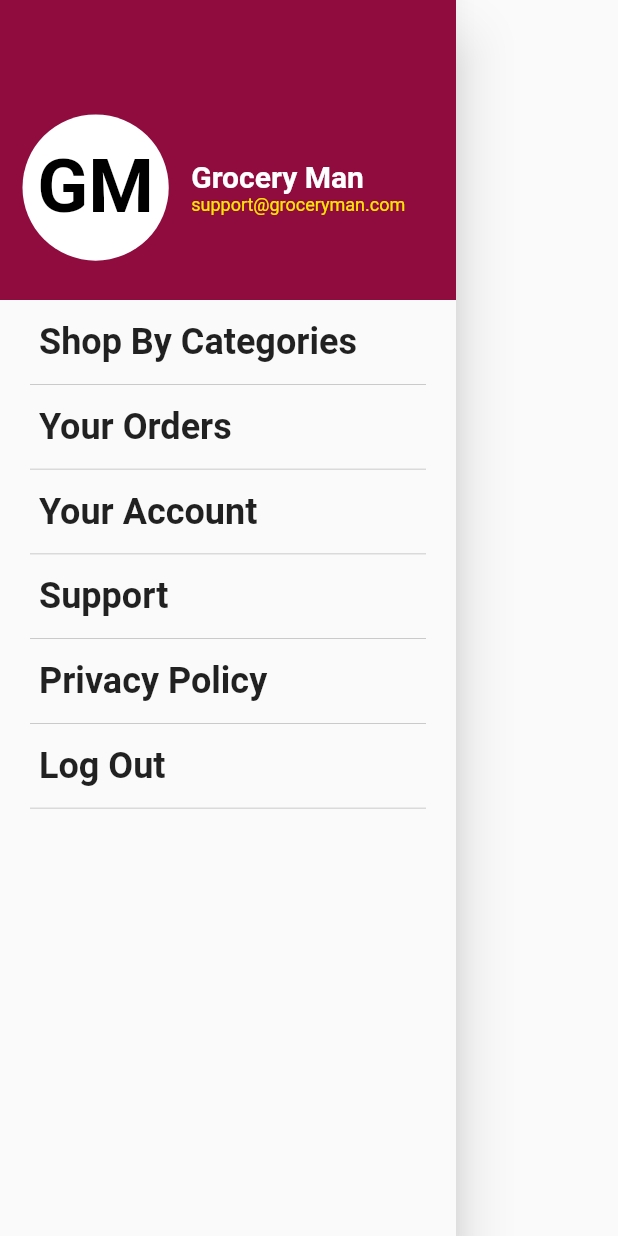
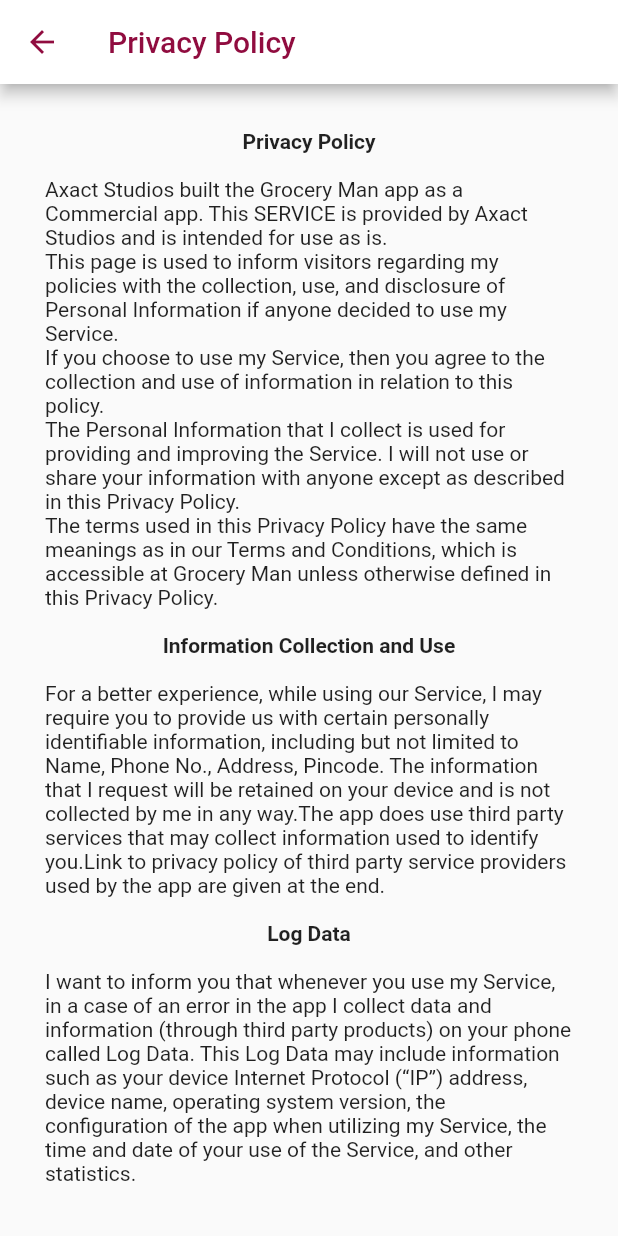
Before and after one commit to axactstudios/groceryman, a Flutter app: the NavDrawer widget shown alone on an empty page, opened directly, after a tap on "Privacy Policy", on a phone screen of 412 x 824 dp. Run offline on Flutter 3.47's test engine with Material 2 defaults, Android fonts, the phone set to English and light mode, and no system bars; our stand-ins replace firebase_auth, firebase_database, flutter_spinkit, fluttertoast, font_awesome_flutter, getflutter and 2 more; missing offline and left inert: flutter_email_sender, flutter_open_whatsapp, razorpay_flutter; accounts and stored records are empty; Roboto replaces fonts that are missing (nunito, sf_pro).

Commit message:
final done

```diff
--- /dev/null
+++ b/lib/Drawer/PrivacyPolicy.dart
@@ -0,0 +1,190 @@
+import 'package:flutter/cupertino.dart';
+import 'package:flutter/material.dart';
+import 'package:url_launcher/url_launcher.dart';
+
+class PrivacyPolicy extends StatelessWidget {
+  @override
+  Widget build(BuildContext context) {
+    return Scaffold(
+      appBar: AppBar(
+        iconTheme: IconThemeData(color: Color(0xFF900c3f)),
+        backgroundColor: Colors.white,
+        title: Text(
+          'Privacy Policy',
+          style: TextStyle(color: Color(0xFF900c3f)),
+        ),
+      ),
+      body: Padding(
+        padding: const EdgeInsets.all(30.0),
+        child: ListView(
+          shrinkWrap: true,
+          children: [
+            Column(
+              children: [
+                Text(
+                  'Privacy Policy\n',
+                  style: TextStyle(fontWeight: FontWeight.bold),
+                ),
+                Text(
+                    'Axact Studios built the Grocery Man app as a Commercial app. This SERVICE is provided by Axact Studios and is '
+                    'intended for use as is.\n'
+                    'This page is used to inform visitors regarding my policies with the collection, use, and disclosure of Personal '
+                    'Information if anyone decided to use my Service.\n'
+                    'If you choose to use my Service, then you agree to the collection and use of information in relation to this policy.\n'
+                    'The Personal Information that I collect is used for providing and improving the Service. I will not use or share '
+                    'your information with anyone except as described in this Privacy Policy.\n'
+                    'The terms used in this Privacy Policy have the same meanings as in our Terms and Conditions, which is '
+                    'accessible at Grocery Man unless otherwise defined in this Privacy Policy.\n'),
+                Text(
+                  'Information Collection and Use\n',
+                  style: TextStyle(fontWeight: FontWeight.bold),
+                ),
+                Text(
+                    'For a better experience, while using our Service, I may require you to provide us with certain personally '
+                    'identifiable information, including but not limited to Name, Phone No., Address, Pincode. The information that I '
+                    'request will be retained on your device and is not collected by me in any way.'
+                    'The app does use third party services that may collect information used to identify you.'
+                    'Link to privacy policy of third party service providers used by the app are given at the end.\n'),
+                Text(
+                  'Log Data\n',
+                  style: TextStyle(fontWeight: FontWeight.bold),
+                ),
+                Text(
+                    'I want to inform you that whenever you use my Service, in a case of an error in the app I collect data and '
+                    'information (through third party products) on your phone called Log Data. This Log Data may include '
+                    'information such as your device Internet Protocol (“IP”) address, device name, operating system version, the '
+                    'configuration of the app when utilizing my Service, the time and date of your use of the Service, and other statistics.\n'),
+                Text(
+                  'Cookies\n',
+                  style: TextStyle(fontWeight: FontWeight.bold),
+                ),
+                Text(
+                    'Cookies are files with a small amount of data that are commonly used as anonymous unique identifiers. These '
+                    'are sent to your browser from the websites that you visit and are stored on your device\'s internal memory.'
+                    'This Service does not use these “cookies” explicitly. However, the app may use third party code and libraries '
+                    'that use “cookies” to collect information and improve their services. You have the option to either accept or '
+                    'refuse these cookies and know when a cookie is being sent to your device. If you choose to refuse our cookies, '
+                    'you may not be able to use some portions of this Service.\n'),
+                Text(
+                  'Service Providers\n',
+                  style: TextStyle(fontWeight: FontWeight.bold),
+                ),
+                Text(
+                    'I may employ third-party companies and individuals due to the following reasons:\n'
+                    '* To facilitate our Service;\n'
+                    '* To provide the Service on our behalf;\n'
+                    '* To perform Service-related services; or \n'
+                    '* To assist us in analyzing how our Service is used.\n'
+                    'I want to inform users of this Service that these third parties have access to your Personal Information. The '
+                    'reason is to perform the tasks assigned to them on our behalf. However, they are obligated not to disclose or '
+                    'use the information for any other purpose.\n'),
+                Text(
+                  'Security\n',
+                  style: TextStyle(fontWeight: FontWeight.bold),
+                ),
+                Text(
+                    'I value your trust in providing us your Personal Information, thus we are striving to use commercially acceptable '
+                    'means of protecting it. But remember that no method of transmission over the internet, or method of electronic '
+                    'storage is 100% secure and reliable, and I cannot guarantee its absolute security.\n'),
+                Text(
+                  'Links to Other Sites\n',
+                  style: TextStyle(fontWeight: FontWeight.bold),
+                ),
+                Text(
+                    'This Service may contain links to other sites. If you click on a third-party link, you will be directed to that site. '
+                    'Note that these external sites are not operated by me. Therefore, I strongly advise you to review the Privacy '
+                    'Policy of these websites. I have no control over and assume no responsibility for the content, privacy policies, or '
+                    'practices of any third-party sites or services.\n'),
+                Text(
+                  'Children’s Privacy\n',
+                  style: TextStyle(fontWeight: FontWeight.bold),
+                ),
+                Text(
+                    'These Services do not address anyone under the age of 13. I do not knowingly collect personally identifiable '
+                    'information from children under 13. In the case I discover that a child under 13 has provided me with personal '
+                    'information, I immediately delete this from our servers. If you are a parent or guardian and you are aware that '
+                    'your child has provided us with personal information, please contact me so that I will be able to do necessary actions.\n'),
+                Text(
+                  'Changes to This Privacy Policy\n',
+                  style: TextStyle(fontWeight: FontWeight.bold),
+                ),
+                Text(
+                    'I may update our Privacy Policy from time to time. Thus, you are advised to review this page periodically for any '
+                    'changes. I will notify you of any changes by posting the new Privacy Policy on this page.'
+                    'This policy is effective as of 2020-06-19.\n'),
+                Text(
+                  'Contact Us\n',
+                  style: TextStyle(fontWeight: FontWeight.bold),
+                ),
+                Text(
+                    'If you have any questions or suggestions about my Privacy Policy, do not hesitate to contact me.'
+                    'Our official email address is axactstudios@gmail.com .'),
+                SizedBox(
+                  height: 20,
+                ),
+                InkWell(
+                  onTap: _launchURL1,
+                  child: Text(
+                    'Google Play Services',
+                    style: TextStyle(
+                        color: Colors.blue,
+                        decoration: TextDecoration.underline),
+                  ),
+                ),
+                SizedBox(
+                  height: 10,
+                ),
+                InkWell(
+                    onTap: _launchURL,
+                    child: Text(
+                      'Google Analytics for Firebase',
+                      style: TextStyle(
+                          color: Colors.blue,
+                          decoration: TextDecoration.underline),
+                    )),
+                SizedBox(
+                  height: 10,
+                ),
+                InkWell(
+                    onTap: _launchURL2,
+                    child: Text(
+                      'RazorPay for Payments',
+                      style: TextStyle(
+                          color: Colors.blue,
+                          decoration: TextDecoration.underline),
+                    )),
+              ],
+            ),
+          ],
+        ),
+      ),
+    );
+  }
+
+  _launchURL1() async {
+    const url = 'https://policies.google.com/privacy';
+    if (await canLaunch(url)) {
+      await launch(url);
+    } else {
+      throw 'Could not launch $url';
+    }
+  }
+
+  _launchURL() async {
+    const url = 'https://firebase.google.com/policies/analytics';
+    if (await canLaunch(url)) {
+      await launch(url);
+    } else {
+      throw 'Could not launch $url';
+    }
+  }
+
+  _launchURL2() async {
+    const url = 'https://razorpay.com/privacy/';
+    if (await canLaunch(url)) {
+      await launch(url);
+    } else {
+      throw 'Could not launch $url';
+    }
+  }
+}
--- a/lib/Drawer/navDrawer.dart
+++ b/lib/Drawer/navDrawer.dart
@@ -5,7 +5,9 @@
 import 'package:getflutter/components/avatar/gf_avatar.dart';
 import 'package:getflutter/components/drawer/gf_drawer.dart';
 import 'package:groceryman/Classes/Orders.dart';
+import 'package:groceryman/Drawer/PrivacyPolicy.dart';
 import 'package:groceryman/Drawer/support_page.dart';
+import 'package:groceryman/Drawer/support_page_main.dart';
 import 'package:groceryman/LoginPages/WelcomeScreen.dart';
 import 'package:groceryman/OtherPages/OrdersPage.dart';
 import 'package:groceryman/OtherPages/ProfilePage.dart';
@@ -216,7 +218,7 @@
             onTap: () {
               Navigator.push(
                 context,
-                MaterialPageRoute(builder: (context) => Support()),
+                MaterialPageRoute(builder: (context) => ContactUsPage()),
               );
             },
           ),
@@ -237,7 +239,12 @@
                     fontWeight: FontWeight.w600),
               ),
             ),
-            onTap: () {},
+            onTap: () {
+              Navigator.push(
+                context,
+                MaterialPageRoute(builder: (context) => PrivacyPolicy()),
+              );
+            },
           ),
           Container(
             margin: EdgeInsets.symmetric(horizontal: 20),
--- a/lib/OtherPages/CartPage.dart
+++ b/lib/OtherPages/CartPage.dart
@@ -5,6 +5,7 @@
 import 'package:fluttertoast/fluttertoast.dart';
 import 'package:groceryman/Classes/Cart.dart';
 import 'package:groceryman/Classes/DatabaseHelper.dart';
+import 'package:razorpay_flutter/razorpay_flutter.dart';
 
 class CartPage extends StatefulWidget {
   @override
@@ -16,6 +17,7 @@
   final dbHelper = DatabaseHelper.instance;
   final dbRef = FirebaseDatabase.instance.reference();
   FirebaseAuth mAuth = FirebaseAuth.instance;
+  Razorpay _razorpay;
 
   int newQty;
 
@@ -44,6 +46,10 @@
   @override
   void initState() {
     getAllItems();
+    _razorpay = Razorpay();
+    _razorpay.on(Razorpay.EVENT_PAYMENT_SUCCESS, _handlePaymentSuccess);
+    _razorpay.on(Razorpay.EVENT_PAYMENT_ERROR, _handlePaymentError);
+    _razorpay.on(Razorpay.EVENT_EXTERNAL_WALLET, _handleExternalWallet);
   }
 
   @override
@@ -305,8 +311,9 @@
                               height: MediaQuery.of(context).size.height / 70,
                             ),
                             InkWell(
-                              onTap: () {
-                                onOrderPlaced();
+                              onTap: () async {
+                                await onOrderPlaced();
+                                openCheckout();
                               },
                               child: Container(
                                 decoration: BoxDecoration(
@@ -382,7 +389,7 @@
     );
   }
 
-  void onOrderPlaced() async {
+  Future<void> onOrderPlaced() async {
     List<String> item = [];
     List<int> qty = [];
     double orderAmount = totalAmount();
@@ -417,4 +424,44 @@
     }
     return sum;
   }
+
+  @override
+  void dispose() {
+    super.dispose();
+  }
+
+  void openCheckout() async {
+    var options = {
+      'key': 'abc',
+      'amount': ((totalAmount() + 0.18 * totalAmount() + 40) * 100).toString(),
+      'name': 'Axact Studios',
+      'description': 'Bill',
+      'prefill': {'contact': '', '': 'test@razorpay.com'},
+      'external': {
+        'wallets': ['paytm']
+      }
+    };
+
+    try {
+      _razorpay.open(options);
+    } catch (e) {
+      debugPrint(e);
+    }
+  }
+
+  void _handlePaymentSuccess(PaymentSuccessResponse response) async {
+    Fluttertoast.showToast(
+        msg: "SUCCESS: " + response.paymentId, timeInSecForIosWeb: 4);
+  }
+
+  void _handlePaymentError(PaymentFailureResponse response) {
+    Fluttertoast.showToast(
+        msg: "ERROR: " + response.code.toString() + " - " + response.message,
+        timeInSecForIosWeb: 4);
+  }
+
+  void _handleExternalWallet(ExternalWalletResponse response) {
+    Fluttertoast.showToast(
+        msg: "EXTERNAL_WALLET: " + response.walletName, timeInSecForIosWeb: 4);
+  }
 }
--- a/lib/OtherPages/ProfilePage.dart
+++ b/lib/OtherPages/ProfilePage.dart
@@ -73,6 +73,7 @@
       body: Container(
         child: SafeArea(
           child: Container(
+            child: SingleChildScrollView(
               child: Column(
                 children: <Widget>[
                   Container(
@@ -316,6 +317,7 @@
             ),
           ),
         ),
+      ),
     );
   }
 }
--- a/pubspec.yaml
+++ b/pubspec.yaml
@@ -36,6 +36,8 @@
   firebase_database: ^3.1.5
   getflutter: ^1.0.11
   sqflite: ^1.3.1
+  url_launcher: ^5.4.10
+  razorpay_flutter: ^1.2.1
   path_provider: ^1.6.11
   flutter_email_sender: ^3.0.1
   image_picker: ^0.6.7+3
@@ -67,6 +69,7 @@
   # To add assets to your application, add an assets section, like this:
   assets:
     - images/
+    - images/hello.png
   #   - images/a_dot_ham.jpeg
 
   # An image asset can refer to one or more resolution-specific "variants", see
```
Also changed, not shown: images/hello.png (added), pubspec.lock, 2 other files. Lines whose indentation alone changed are shown as unchanged.
